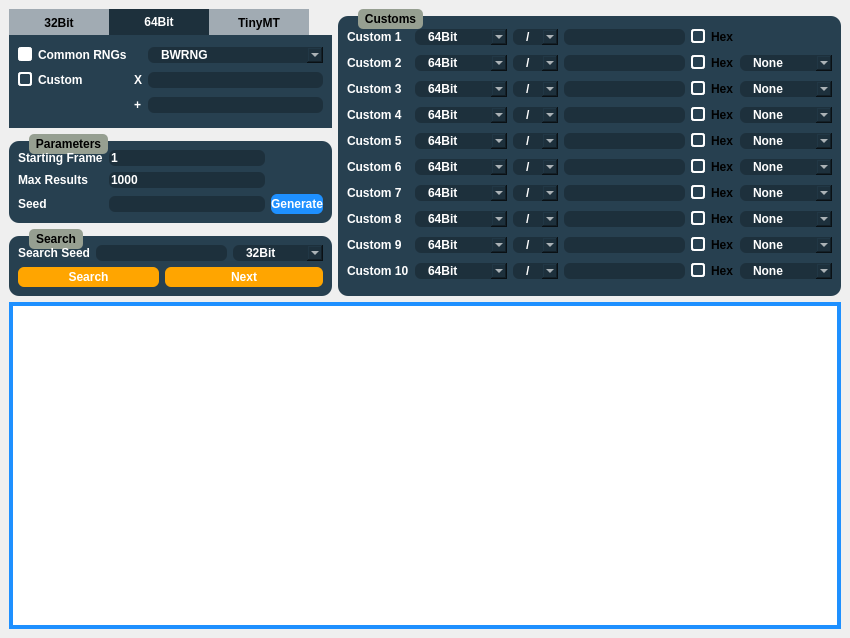
Qt form Forms/Util/Researcher.ui (Admiral-Fish/PokeFinder) before a commit.
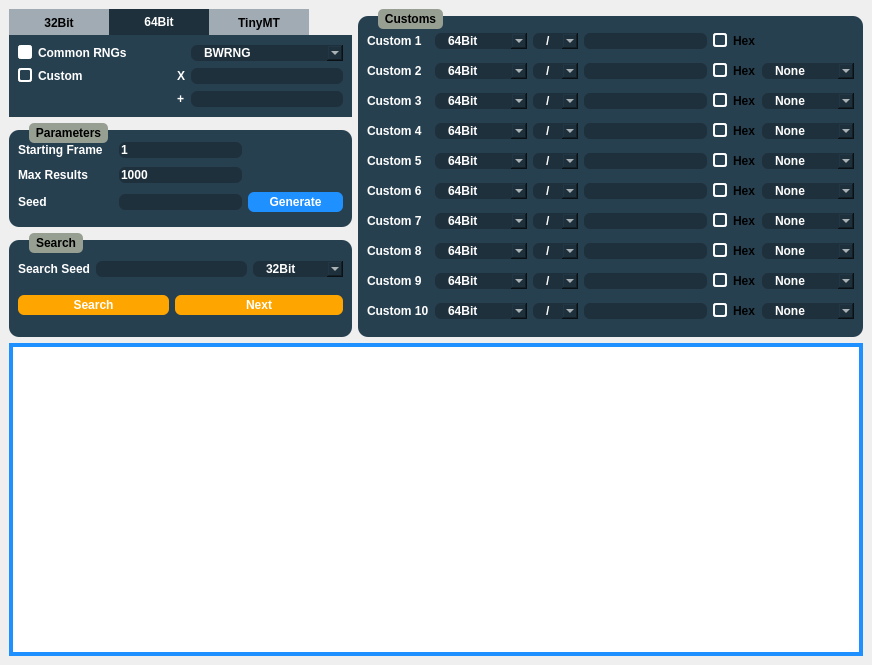
The same form after that commit. The open tabs and pages were chosen to show the change. Custom widgets are drawn as their Qt base class.

Patch:
```diff
--- a/Forms/Util/Researcher.ui
+++ b/Forms/Util/Researcher.ui
@@ -6,14 +6,14 @@
    <rect>
     <x>0</x>
     <y>0</y>
-    <width>850</width>
-    <height>638</height>
+    <width>872</width>
+    <height>665</height>
    </rect>
   </property>
   <property name="minimumSize">
    <size>
-    <width>797</width>
-    <height>638</height>
+    <width>872</width>
+    <height>665</height>
    </size>
   </property>
   <property name="windowTitle">
@@ -162,10 +162,16 @@
    <layout class="QGridLayout" name="gridLayout_7">
     <item row="0" column="0">
      <widget class="QTabWidget" name="rngSelection">
+      <property name="sizePolicy">
+       <sizepolicy hsizetype="Preferred" vsizetype="Preferred">
+        <horstretch>0</horstretch>
+        <verstretch>1</verstretch>
+       </sizepolicy>
+      </property>
       <property name="maximumSize">
        <size>
-        <width>373</width>
-        <height>119</height>
+        <width>16777215</width>
+        <height>16777215</height>
        </size>
       </property>
       <property name="styleSheet">
@@ -297,6 +303,12 @@
        <layout class="QGridLayout" name="gridLayout_2">
         <item row="0" column="0">
          <widget class="QRadioButton" name="radioButtonCommon64Bit">
+          <property name="sizePolicy">
+           <sizepolicy hsizetype="Minimum" vsizetype="Fixed">
+            <horstretch>0</horstretch>
+            <verstretch>0</verstretch>
+           </sizepolicy>
+          </property>
           <property name="text">
            <string>Common RNGs</string>
           </property>
@@ -307,6 +319,12 @@
         </item>
         <item row="0" column="2">
          <widget class="QComboBox" name="comboBoxRNG64Bit">
+          <property name="sizePolicy">
+           <sizepolicy hsizetype="Preferred" vsizetype="Fixed">
+            <horstretch>0</horstretch>
+            <verstretch>0</verstretch>
+           </sizepolicy>
+          </property>
           <property name="styleSheet">
            <string notr="true">QComboBox {
 	background-color: #1D303C;
@@ -331,6 +349,12 @@
         </item>
         <item row="1" column="0">
          <widget class="QRadioButton" name="radioButtonCustom64Bit">
+          <property name="sizePolicy">
+           <sizepolicy hsizetype="Minimum" vsizetype="Fixed">
+            <horstretch>0</horstretch>
+            <verstretch>0</verstretch>
+           </sizepolicy>
+          </property>
           <property name="text">
            <string>Custom</string>
           </property>
@@ -338,6 +362,18 @@
         </item>
         <item row="1" column="1">
          <widget class="QLabel" name="label_15">
+          <property name="sizePolicy">
+           <sizepolicy hsizetype="Fixed" vsizetype="Preferred">
+            <horstretch>0</horstretch>
+            <verstretch>0</verstretch>
+           </sizepolicy>
+          </property>
+          <property name="maximumSize">
+           <size>
+            <width>16777215</width>
+            <height>16777215</height>
+           </size>
+          </property>
           <property name="text">
            <string notr="true">X</string>
           </property>
@@ -345,6 +381,12 @@
         </item>
         <item row="1" column="2">
          <widget class="QTextBox" name="textBoxMult64Bit">
+          <property name="sizePolicy">
+           <sizepolicy hsizetype="Preferred" vsizetype="Fixed">
+            <horstretch>0</horstretch>
+            <verstretch>0</verstretch>
+           </sizepolicy>
+          </property>
           <property name="styleSheet">
            <string notr="true">QLineEdit {
 	background-color: #1D303C;
@@ -357,6 +399,12 @@
         </item>
         <item row="2" column="1">
          <widget class="QLabel" name="label_16">
+          <property name="sizePolicy">
+           <sizepolicy hsizetype="Minimum" vsizetype="Preferred">
+            <horstretch>0</horstretch>
+            <verstretch>0</verstretch>
+           </sizepolicy>
+          </property>
           <property name="text">
            <string notr="true">+</string>
           </property>
@@ -364,6 +412,12 @@
         </item>
         <item row="2" column="2">
          <widget class="QTextBox" name="textBoxAdd64Bit">
+          <property name="sizePolicy">
+           <sizepolicy hsizetype="Preferred" vsizetype="Fixed">
+            <horstretch>0</horstretch>
+            <verstretch>0</verstretch>
+           </sizepolicy>
+          </property>
           <property name="styleSheet">
            <string notr="true">QLineEdit {
 	background-color: #1D303C;
@@ -470,6 +524,12 @@
     </item>
     <item row="0" column="1" rowspan="3">
      <widget class="QGroupBox" name="groupBoxCustoms">
+      <property name="sizePolicy">
+       <sizepolicy hsizetype="Preferred" vsizetype="Preferred">
+        <horstretch>0</horstretch>
+        <verstretch>1</verstretch>
+       </sizepolicy>
+      </property>
       <property name="styleSheet">
        <string notr="true"/>
       </property>
@@ -3033,10 +3093,16 @@
     </item>
     <item row="1" column="0">
      <widget class="QGroupBox" name="groupBoxParameters">
+      <property name="sizePolicy">
+       <sizepolicy hsizetype="Preferred" vsizetype="Preferred">
+        <horstretch>0</horstretch>
+        <verstretch>1</verstretch>
+       </sizepolicy>
+      </property>
       <property name="maximumSize">
        <size>
-        <width>373</width>
-        <height>89</height>
+        <width>16777215</width>
+        <height>16777215</height>
        </size>
       </property>
       <property name="styleSheet">
@@ -3055,6 +3121,12 @@
        </item>
        <item row="0" column="1">
         <widget class="QTextBox" name="textBoxStartingFrame">
+         <property name="sizePolicy">
+          <sizepolicy hsizetype="Preferred" vsizetype="Fixed">
+           <horstretch>0</horstretch>
+           <verstretch>0</verstretch>
+          </sizepolicy>
+         </property>
          <property name="text">
           <string notr="true">1</string>
          </property>
@@ -3072,6 +3144,12 @@
        </item>
        <item row="1" column="1">
         <widget class="QTextBox" name="textBoxMaxFrames">
+         <property name="sizePolicy">
+          <sizepolicy hsizetype="Preferred" vsizetype="Fixed">
+           <horstretch>0</horstretch>
+           <verstretch>0</verstretch>
+          </sizepolicy>
+         </property>
          <property name="text">
           <string notr="true">1000</string>
          </property>
@@ -3089,6 +3167,12 @@
        </item>
        <item row="2" column="1">
         <widget class="QTextBox" name="textBoxSeed">
+         <property name="sizePolicy">
+          <sizepolicy hsizetype="Preferred" vsizetype="Fixed">
+           <horstretch>0</horstretch>
+           <verstretch>0</verstretch>
+          </sizepolicy>
+         </property>
          <property name="maxLength">
           <number>16</number>
          </property>
@@ -3096,6 +3180,12 @@
        </item>
        <item row="2" column="2">
         <widget class="QPushButton" name="pushButtonGenerate32Bit">
+         <property name="sizePolicy">
+          <sizepolicy hsizetype="Preferred" vsizetype="Fixed">
+           <horstretch>0</horstretch>
+           <verstretch>0</verstretch>
+          </sizepolicy>
+         </property>
          <property name="minimumSize">
           <size>
            <width>0</width>
@@ -3117,10 +3207,16 @@
     </item>
     <item row="2" column="0">
      <widget class="QGroupBox" name="groupBoxSearch">
+      <property name="sizePolicy">
+       <sizepolicy hsizetype="Preferred" vsizetype="Preferred">
+        <horstretch>0</horstretch>
+        <verstretch>1</verstretch>
+       </sizepolicy>
+      </property>
       <property name="maximumSize">
        <size>
-        <width>373</width>
-        <height>67</height>
+        <width>16777215</width>
+        <height>16777215</height>
        </size>
       </property>
       <property name="styleSheet">
@@ -3138,7 +3234,14 @@
         </widget>
        </item>
        <item row="0" column="1" colspan="2">
-        <widget class="QTextBox" name="textBoxSearch"/>
+        <widget class="QTextBox" name="textBoxSearch">
+         <property name="sizePolicy">
+          <sizepolicy hsizetype="Preferred" vsizetype="Fixed">
+           <horstretch>0</horstretch>
+           <verstretch>0</verstretch>
+          </sizepolicy>
+         </property>
+        </widget>
        </item>
        <item row="0" column="3">
         <widget class="QComboBox" name="comboBoxSearch">
@@ -3161,6 +3264,12 @@
        </item>
        <item row="1" column="0" colspan="2">
         <widget class="QPushButton" name="pushButtonSearch">
+         <property name="sizePolicy">
+          <sizepolicy hsizetype="Preferred" vsizetype="Fixed">
+           <horstretch>0</horstretch>
+           <verstretch>0</verstretch>
+          </sizepolicy>
+         </property>
          <property name="minimumSize">
           <size>
            <width>0</width>
@@ -3179,6 +3288,12 @@
        </item>
        <item row="1" column="2" colspan="2">
         <widget class="QPushButton" name="pushButtonNext">
+         <property name="sizePolicy">
+          <sizepolicy hsizetype="Preferred" vsizetype="Fixed">
+           <horstretch>0</horstretch>
+           <verstretch>0</verstretch>
+          </sizepolicy>
+         </property>
          <property name="minimumSize">
           <size>
            <width>0</width>
@@ -3200,6 +3315,12 @@
     </item>
     <item row="3" column="0" colspan="2">
      <widget class="QTableView" name="tableView">
+      <property name="sizePolicy">
+       <sizepolicy hsizetype="Expanding" vsizetype="Expanding">
+        <horstretch>0</horstretch>
+        <verstretch>3</verstretch>
+       </sizepolicy>
+      </property>
       <property name="styleSheet">
        <string notr="true">QTableView {
 	border: 4px solid DodgerBlue;
```
Left out of the diff: 52 changed lines with no effect on the pictures.
